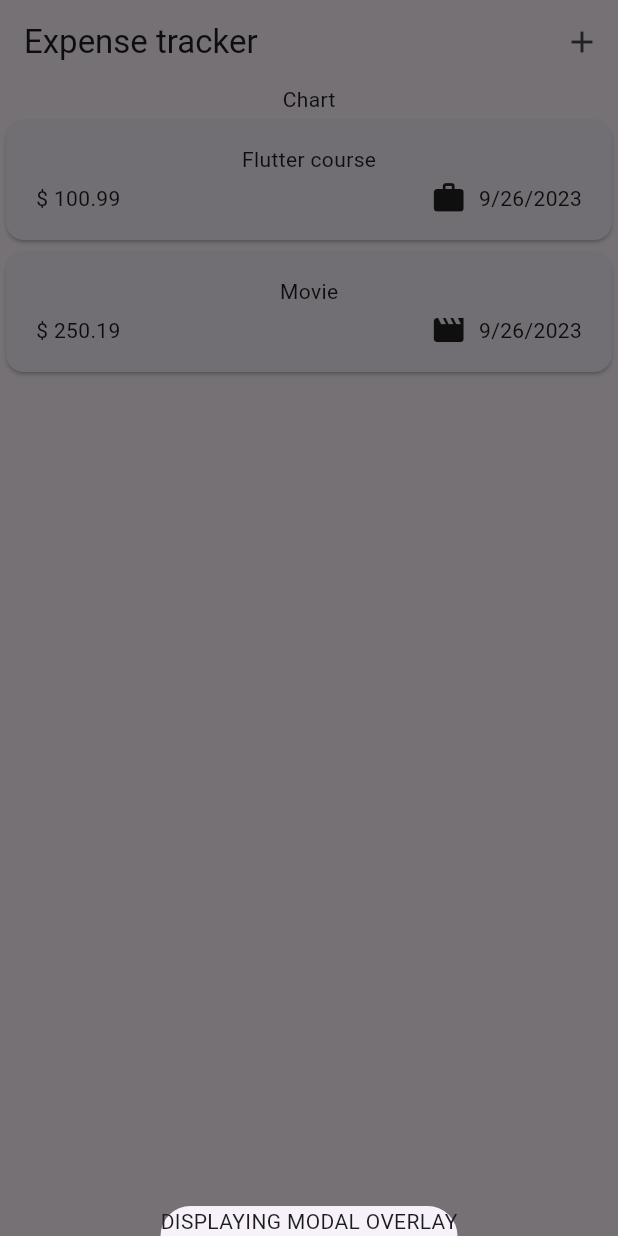
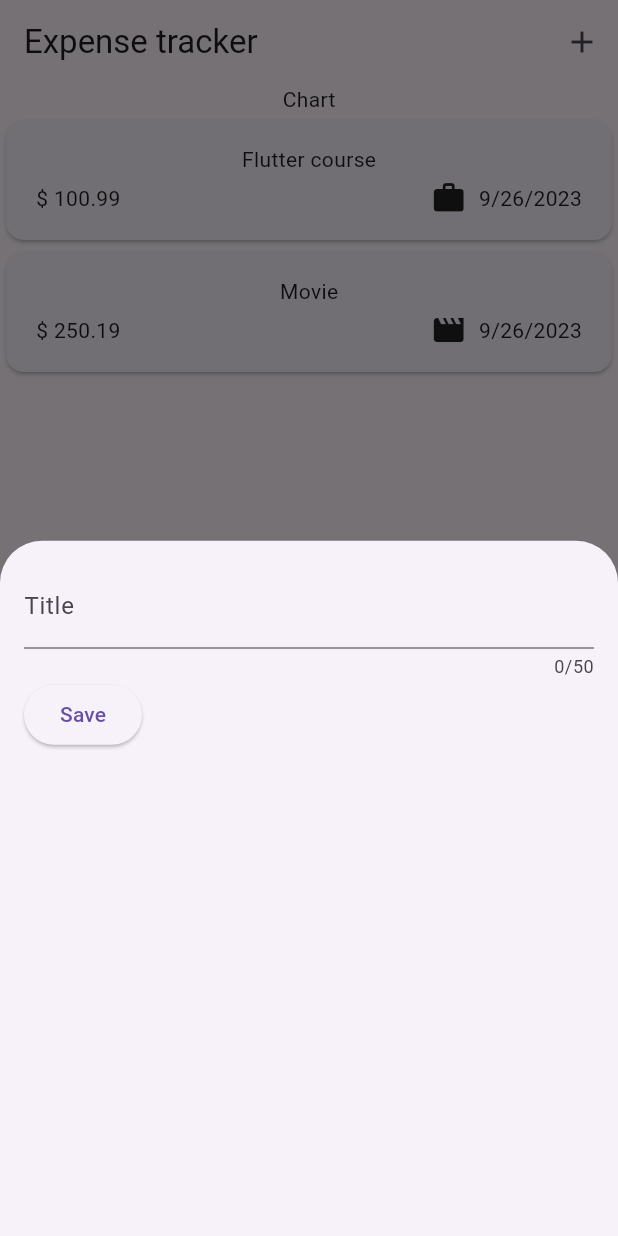
Before and after one commit to satyajeetmanu/expense_tracker, a Flutter app: the screen it shows after launch, after a tap on the "add" icon, on a phone screen of 412 x 824 dp. Run offline on Flutter 3.47's test engine with Material 2 defaults, Android fonts, the phone set to English and light mode, and no system bars.

Commit message:
added text field for input and used onChanged to get user input on every key stroke

```diff
--- a/lib/widgets/expenses.dart
+++ b/lib/widgets/expenses.dart
@@ -1,5 +1,6 @@
 import 'package:expense_tracker/widgets/expenses_list/expenses_list.dart';
 import 'package:expense_tracker/models/expense.dart';
+import 'package:expense_tracker/widgets/new_expense.dart';
 import 'package:flutter/material.dart';
 
 class Expenses extends StatefulWidget {
@@ -26,7 +27,7 @@ class _ExpensesState extends State<Expenses> {
   void _addExpenseOverlay() {
     showModalBottomSheet(
       context: context,
-      builder: (ctx) => const Text("DISPLAYING MODAL OVERLAY"),
+      builder: (ctx) => const NewExpense(),
     );
   }
 
--- /dev/null
+++ b/lib/widgets/new_expense.dart
@@ -0,0 +1,44 @@
+import 'package:flutter/material.dart';
+
+class NewExpense extends StatefulWidget {
+  const NewExpense({super.key});
+
+  @override
+  State<NewExpense> createState() => _NewExpenseState();
+}
+
+class _NewExpenseState extends State<NewExpense> {
+  var _enteredTitle = '';
+
+  void _updateTitle(String input) {
+    _enteredTitle = input;
+  }
+
+  @override
+  Widget build(BuildContext context) {
+    return Padding(
+      padding: const EdgeInsets.all(16),
+      child: Column(
+        children: [
+          TextField(
+            onChanged: _updateTitle,
+            maxLength: 50,
+            decoration: const InputDecoration(
+              label: Text('Title'),
+            ),
+          ),
+          Row(
+            children: [
+              ElevatedButton(
+                onPressed: () {
+                  print('entered title is : $_enteredTitle');
+                },
+                child: const Text('Save'),
+              )
+            ],
+          )
+        ],
+      ),
+    );
+  }
+}
```
